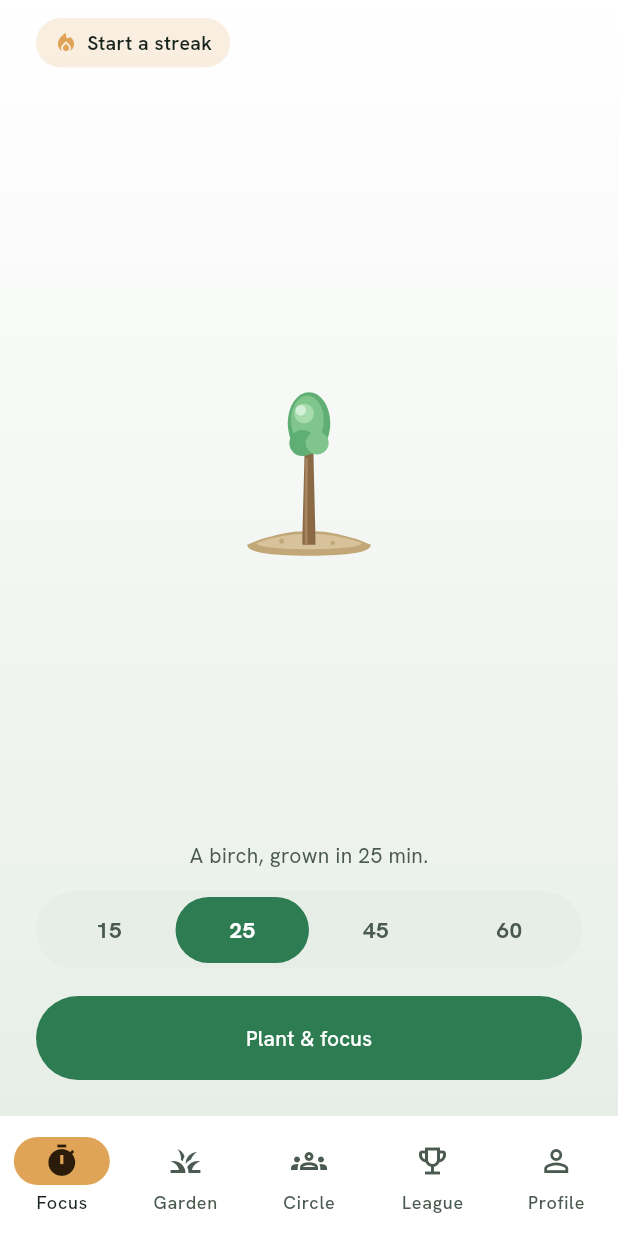
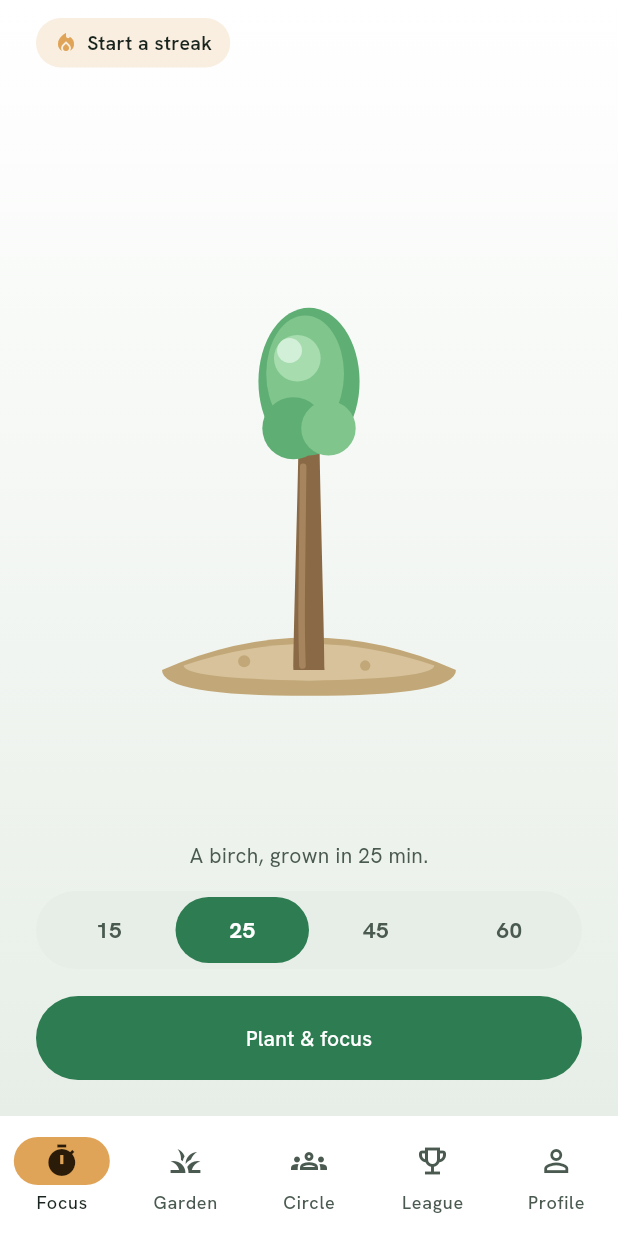
Before and after one commit to jefsilvanhdev/grovely, a Flutter app: the FocusSessionScreen screen opened by its route, on a phone screen of 412 x 824 dp. Run offline on Flutter 3.47's test engine with Material 3 defaults, Android fonts, the phone set to English and light mode, and no system bars; our stand-ins replace firebase_analytics, firebase_core, flutter_animate, flutter_riverpod, flutter_svg, go_router and 4 more; accounts and stored records are empty.

Commit message:
fix: home/tree size — SVG collapsed to intrinsic size in AnimatedSwitcher
Root cause of the persistently-tiny mature tree was not the Expanded/FittedBox
layout: AnimatedSwitcher wraps its child in a Stack with loose constraints, so
SvgPicture.asset (with no explicit width/height) collapsed to the viewBox
intrinsic size (~100x120 logical px) regardless of the parent box.

- tree_view.dart: pass explicit width/height = size to SvgPicture.asset so the
  tree always fills the requested area (fixes home, running, and every TreeView).
- focus_session_screen.dart: replace FittedBox guesswork with a LayoutBuilder
  that sizes the mature preview to min(maxWidth, maxHeight) * 0.95.

Verified on emulator-5554: mature tree now fills ~65% of the width and is the
dominant element on the home screen.

Co-Authored-By: Claude Opus 4.8 <noreply@anthropic.com>

```diff
--- a/app/lib/features/focus_session/focus_session_screen.dart
+++ b/app/lib/features/focus_session/focus_session_screen.dart
@@ -98,13 +98,21 @@ class _Selecting extends ConsumerWidget {
               // Pré-visualização grande: árvore madura preenche a área (detalhe).
               child: Padding(
                 padding: const EdgeInsets.symmetric(vertical: 8),
-                child: FittedBox(
-                  fit: BoxFit.contain,
-                  child: TreeView(
-                    type: state.treeType,
-                    stage: TreeStage.mature,
-                    size: 300,
-                  ),
+                child: LayoutBuilder(
+                  builder: (context, c) {
+                    // SVG aspect = 100/120 (mais alto que largo) → limita pela
+                    // largura disponível para garantir tamanho máximo real.
+                    final side =
+                        (c.maxWidth < c.maxHeight ? c.maxWidth : c.maxHeight) *
+                        0.95;
+                    return Center(
+                      child: TreeView(
+                        type: state.treeType,
+                        stage: TreeStage.mature,
+                        size: side,
+                      ),
+                    );
+                  },
                 ),
               ),
             ),
--- a/app/lib/features/focus_session/widgets/tree_view.dart
+++ b/app/lib/features/focus_session/widgets/tree_view.dart
@@ -27,9 +27,15 @@ class TreeView extends StatelessWidget {
   @override
   Widget build(BuildContext context) {
     final reduced = GrovelyMotion.reduced(context);
+    // width/height explícitos: AnimatedSwitcher usa um Stack com constraints
+    // loose, então sem dimensão o SVG colapsaria pro tamanho intrínseco
+    // (viewBox ~100x120) e ficaria minúsculo. Fixar em [size] garante que
+    // ele preencha de fato a área pedida.
     Widget tree = SvgPicture.asset(
       treeAsset(type, stage),
       key: ValueKey('${type.slug}-${stage.slug}'),
+      width: size,
+      height: size,
       fit: BoxFit.contain,
     );
     if (heroTag != null) tree = Hero(tag: heroTag!, child: tree);
```
Also changed, not shown: 1 other file.
